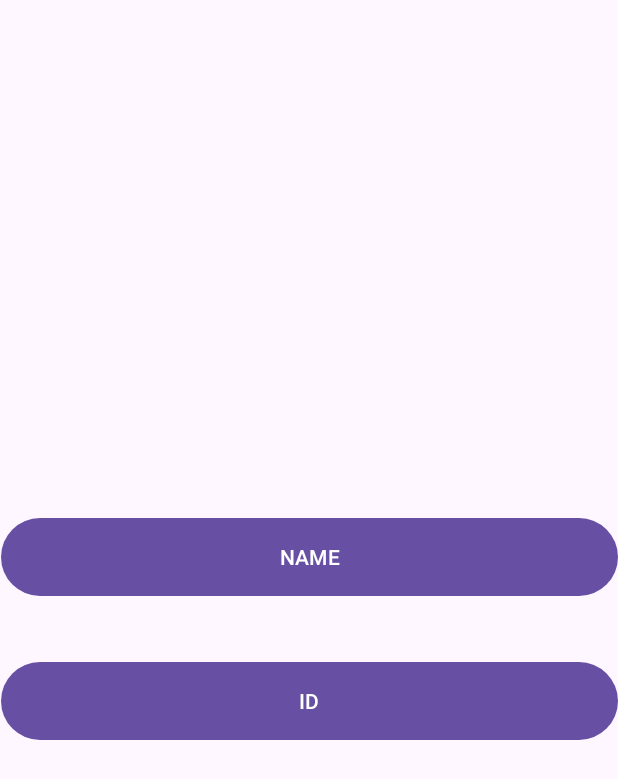
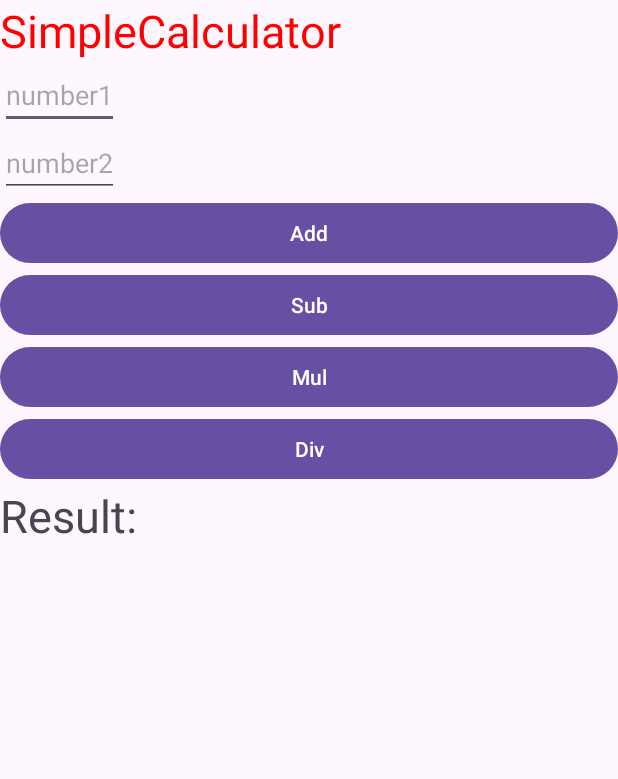
Before and after one commit to 1Dohyeon/kotlin-univ-androidstudio-study, an Android app: the screen it shows after launch (MainActivity), on a phone screen of 412 x 824 dp. Shown: the top 779 px of the screen. Run offline under Robolectric (Android 15) with nearby library versions, the phone set to English and light mode, and no system bars.

Commit message:
간단한 계산기 구현

```diff
--- a/univ/app/build.gradle.kts
+++ b/univ/app/build.gradle.kts
@@ -33,6 +33,9 @@ android {
     kotlinOptions {
         jvmTarget = "1.8"
     }
+    buildFeatures{
+        viewBinding = true
+    }
 }
 
 dependencies {
--- a/univ/app/src/main/java/example/univ/myapplication/MainActivity.kt
+++ b/univ/app/src/main/java/example/univ/myapplication/MainActivity.kt
@@ -2,27 +2,84 @@ package example.univ.myapplication
 
 import androidx.appcompat.app.AppCompatActivity
 import android.os.Bundle
-import android.widget.Button
 import android.widget.Toast
+import example.univ.myapplication.databinding.ActivityMainBinding
 
 class MainActivity : AppCompatActivity() {
-    lateinit var nameBtn: Button
-    lateinit var myIdBtn: Button
+    lateinit var binding: ActivityMainBinding
 
     override fun onCreate(savedInstanceState: Bundle?) {
+        var num1: Int
+        var num2: Int
+        var result: Int
         super.onCreate(savedInstanceState)
-        setContentView(R.layout.activity_main)
+        binding = ActivityMainBinding.inflate(layoutInflater)
+        setContentView(binding.root)
 
-        nameBtn = findViewById<Button> (R.id.nameBtn)
-        nameBtn.setOnClickListener {
-            Toast.makeText(applicationContext, "NAME",
-                Toast.LENGTH_SHORT).show()
+        binding.add.setOnClickListener {
+            if (validateNumbers()) {
+                num1 = binding.num1.text.toString().toInt()
+                num2 = binding.num2.text.toString().toInt()
+
+                result = num1 + num2
+                binding.result.text = getString(R.string.result, result.toString())
+            }
         }
 
-        myIdBtn = findViewById<Button> (R.id.myIdBtn)
-        myIdBtn.setOnClickListener {
-            Toast.makeText(applicationContext, "ID",
-                Toast.LENGTH_SHORT).show()
+        binding.sub.setOnClickListener {
+            if (validateNumbers()) {
+                num1 = binding.num1.text.toString().toInt()
+                num2 = binding.num2.text.toString().toInt()
+
+                result = num1 - num2
+                binding.result.text = getString(R.string.result, result.toString())
+            }
+        }
+
+        binding.mul.setOnClickListener {
+            if (validateNumbers()) {
+                num1 = binding.num1.text.toString().toInt()
+                num2 = binding.num2.text.toString().toInt()
+
+                result = num1 * num2
+                binding.result.text = getString(R.string.result, result.toString())
+            }
+        }
+
+        binding.div.setOnClickListener {
+            if (validateNumbers()) {
+                num1 = binding.num1.text.toString().toInt()
+                num2 = binding.num2.text.toString().toInt()
+
+                if (num2 != 0) {
+                    result = num1 / num2
+                    binding.result.text = getString(R.string.result, result.toString())
+                } else {
+                    Toast.makeText(this, "0으로 나눌 수 없습니다.", Toast.LENGTH_SHORT).show()
+                }
+            }
         }
     }
+
+    // num1, num2 관련 예외 처리
+    private fun validateNumbers(): Boolean {
+        val num1Str = binding.num1.text.toString()
+        val num2Str = binding.num2.text.toString()
+
+        if (num1Str.isEmpty() || num2Str.isEmpty()) {
+            Toast.makeText(this, "숫자를 입력해주세요.", Toast.LENGTH_SHORT).show()
+            return false
+        }
+
+        // int 정수 범위 에러처리
+        try {
+            num1Str.toInt()
+            num2Str.toInt()
+        } catch (e: NumberFormatException) {
+            Toast.makeText(this, "가능한 정수 범위가 아닙니다.", Toast.LENGTH_SHORT).show()
+            return false
+        }
+
+        return true
+    }
 }
--- a/univ/app/src/main/res/layout/activity_main.xml
+++ b/univ/app/src/main/res/layout/activity_main.xml
@@ -6,24 +6,73 @@
     android:layout_height="match_parent"
     tools:context=".MainActivity">
 
-    <Button
-        android:id="@+id/nameBtn"
-        android:layout_width="411dp"
-        android:layout_height="60dp"
-        android:text="@string/name"
-        app:layout_constraintBottom_toBottomOf="parent"
-        app:layout_constraintEnd_toEndOf="parent"
-        app:layout_constraintTop_toTopOf="parent"
-        app:layout_constraintVertical_bias="0.447" />
+    <TextView
+        android:id="@+id/text1"
+        android:layout_width="wrap_content"
+        android:layout_height="wrap_content"
+        android:text="@string/app_name"
+        android:textColor="#FF0000"
+        android:textSize="30sp"
+        app:layout_constraintStart_toStartOf="parent"
+        app:layout_constraintTop_toTopOf="parent" />
+
+    <EditText
+        android:id="@+id/num1"
+        android:layout_width="wrap_content"
+        android:layout_height="wrap_content"
+        android:hint="number1"
+        android:inputType="numberDecimal"
+        app:layout_constraintStart_toStartOf="parent"
+        app:layout_constraintTop_toBottomOf="@+id/text1" />
+
+    <EditText
+        android:id="@+id/num2"
+        android:layout_width="wrap_content"
+        android:layout_height="wrap_content"
+        android:hint="number2"
+        android:inputType="numberDecimal"
+        app:layout_constraintStart_toStartOf="parent"
+        app:layout_constraintTop_toBottomOf="@+id/num1" />
 
     <Button
-        android:id="@+id/myIdBtn"
-        android:layout_width="411dp"
-        android:layout_height="60dp"
-        android:text="@string/myId"
-        app:layout_constraintBottom_toBottomOf="parent"
-        app:layout_constraintEnd_toEndOf="parent"
-        app:layout_constraintTop_toTopOf="parent"
-        app:layout_constraintVertical_bias="0.572" />
+        android:id="@+id/add"
+        android:layout_width="match_parent"
+        android:layout_height="wrap_content"
+        android:text="Add"
+        app:layout_constraintStart_toStartOf="parent"
+        app:layout_constraintTop_toBottomOf="@+id/num2" />
+
+    <Button
+        android:id="@+id/sub"
+        android:layout_width="match_parent"
+        android:layout_height="wrap_content"
+        android:text="Sub"
+        app:layout_constraintStart_toStartOf="parent"
+        app:layout_constraintTop_toBottomOf="@+id/add" />
+
+    <Button
+        android:id="@+id/mul"
+        android:layout_width="match_parent"
+        android:layout_height="wrap_content"
+        android:text="Mul"
+        app:layout_constraintStart_toStartOf="parent"
+        app:layout_constraintTop_toBottomOf="@+id/sub" />
+
+    <Button
+        android:id="@+id/div"
+        android:layout_width="match_parent"
+        android:layout_height="wrap_content"
+        android:text="Div"
+        app:layout_constraintStart_toStartOf="parent"
+        app:layout_constraintTop_toBottomOf="@+id/mul" />
+
+    <TextView
+        android:id="@+id/result"
+        android:layout_width="wrap_content"
+        android:layout_height="wrap_content"
+        android:text="Result: "
+        android:textSize="30sp"
+        app:layout_constraintStart_toStartOf="parent"
+        app:layout_constraintTop_toBottomOf="@+id/div" />
 
 </androidx.constraintlayout.widget.ConstraintLayout>
--- a/univ/app/src/main/res/values/strings.xml
+++ b/univ/app/src/main/res/values/strings.xml
@@ -1,5 +1,4 @@
 <resources>
-    <string name="app_name">My Application</string>
-    <string name="name">NAME</string>
-    <string name="myId">ID</string>
+    <string name="app_name">SimpleCalculator</string>
+    <string name="result">Results: %s</string>
 </resources>
```
